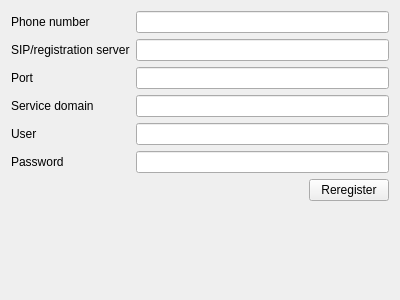
First picture: the form in qSIP/SettingAccountForm.ui, repository soramimi/qSIP, before the edit.
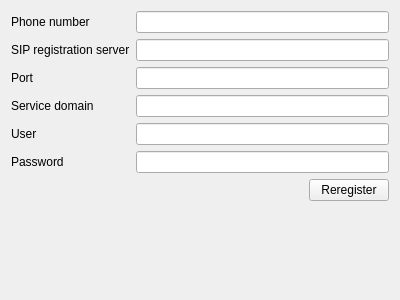
Second picture: the form after the edit.

```diff
--- a/qSIP/SettingAccountForm.ui
+++ b/qSIP/SettingAccountForm.ui
@@ -19,7 +19,7 @@
      <item row="1" column="0">
       <widget class="QLabel" name="label">
        <property name="text">
-        <string>SIP/registration server</string>
+        <string>SIP registration server</string>
        </property>
       </widget>
      </item>
```
